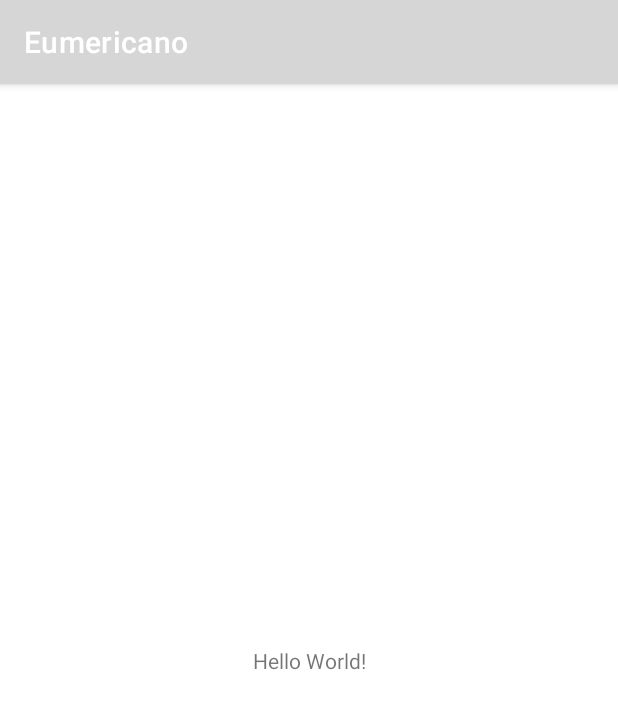
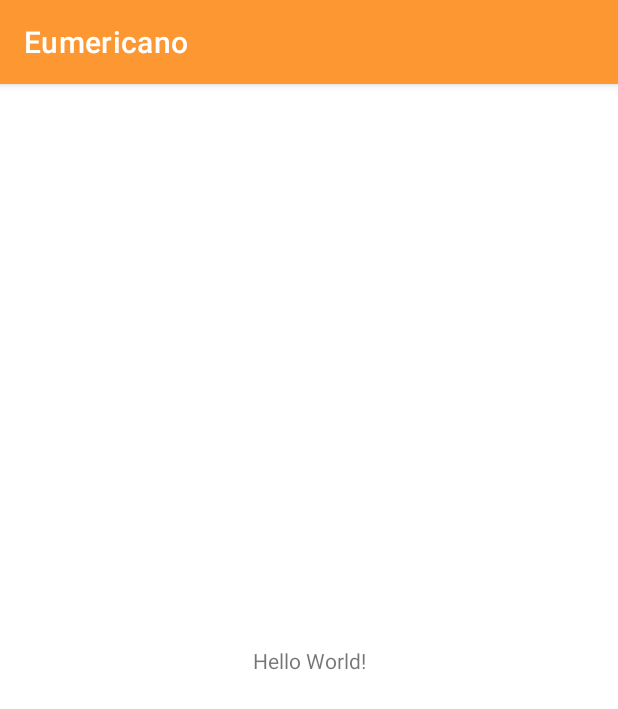
Before and after one commit to Index-dev/What_I_Need, an Android app: the screen it shows after launch (MainActivity), on a phone screen of 412 x 824 dp. Shown: the top 709 px of the screen. Run offline under Robolectric (Android 15) with nearby library versions, the phone set to English and light mode, and no system bars.

Commit message:
feat: Set base theme

```diff
--- a/younghyun/app/src/main/res/values-night/themes.xml
+++ /dev/null
@@ -1,16 +0,0 @@
-<resources xmlns:tools="http://schemas.android.com/tools">
-    <!-- Base application theme. -->
-    <style name="Theme.Eumericano" parent="Theme.MaterialComponents.DayNight.DarkActionBar">
-        <!-- Primary brand color. -->
-        <item name="colorPrimary">@color/purple_200</item>
-        <item name="colorPrimaryVariant">@color/purple_700</item>
-        <item name="colorOnPrimary">@color/black</item>
-        <!-- Secondary brand color. -->
-        <item name="colorSecondary">@color/teal_200</item>
-        <item name="colorSecondaryVariant">@color/teal_200</item>
-        <item name="colorOnSecondary">@color/black</item>
-        <!-- Status bar color. -->
-        <item name="android:statusBarColor" tools:targetApi="l">?attr/colorPrimaryVariant</item>
-        <!-- Customize your theme here. -->
-    </style>
-</resources>
--- a/younghyun/app/src/main/res/values/colors.xml
+++ b/younghyun/app/src/main/res/values/colors.xml
@@ -5,6 +5,7 @@
     <color name="third">#FEC326</color>
     <color name="fourth">#E66822</color>
     <color name="fives">#FE5326</color>
+    <color name="transparent">#00000000</color>
     <color name="black">#ff070707</color>
     <color name="white">#FFF2F2F2</color>
 </resources>
--- a/younghyun/app/src/main/res/values/themes.xml
+++ b/younghyun/app/src/main/res/values/themes.xml
@@ -2,15 +2,15 @@
     <!-- Base application theme. -->
     <style name="Theme.Eumericano" parent="Theme.MaterialComponents.DayNight.DarkActionBar">
         <!-- Primary brand color. -->
-        <item name="colorPrimary">@color/purple_500</item>
-        <item name="colorPrimaryVariant">@color/purple_700</item>
-        <item name="colorOnPrimary">@color/white</item>
+        <item name="colorPrimary">@color/primary</item>
+        <item name="colorPrimaryVariant">@color/fourth</item>
+        <item name="colorOnPrimary">@color/primary</item>
         <!-- Secondary brand color. -->
-        <item name="colorSecondary">@color/teal_200</item>
-        <item name="colorSecondaryVariant">@color/teal_700</item>
+        <item name="colorSecondary">@color/secondary</item>
+        <item name="colorSecondaryVariant">@color/third</item>
         <item name="colorOnSecondary">@color/black</item>
         <!-- Status bar color. -->
-        <item name="android:statusBarColor" tools:targetApi="l">?attr/colorPrimaryVariant</item>
+        <item name="android:statusBarColor" tools:targetApi="l">@color/transparent</item>
         <!-- Customize your theme here. -->
     </style>
 </resources>
```
Also changed, not shown: younghyun/app/src/main/res/layout/activity_main.xml (line endings or trailing spaces).
